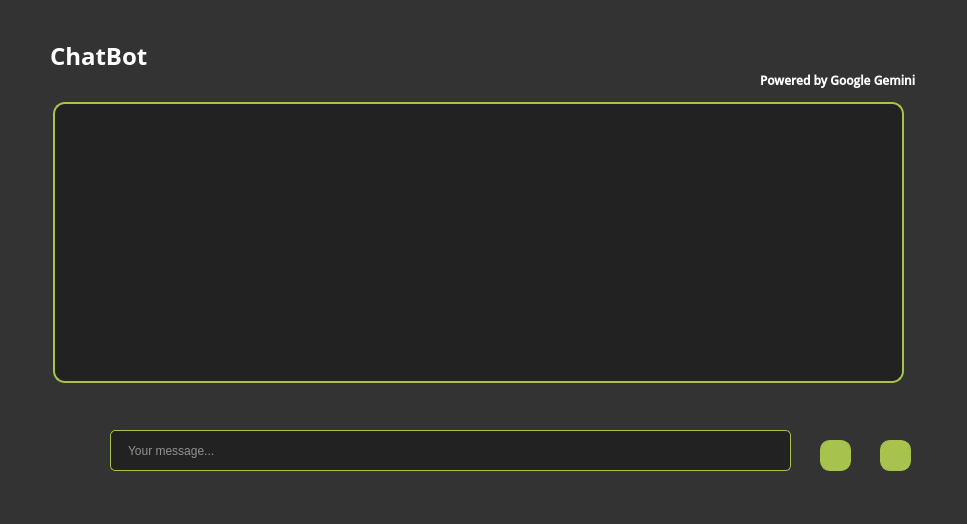
Old version of the form Ripple/chatbot.ui in the repository Rzouga01/Qt-Project.
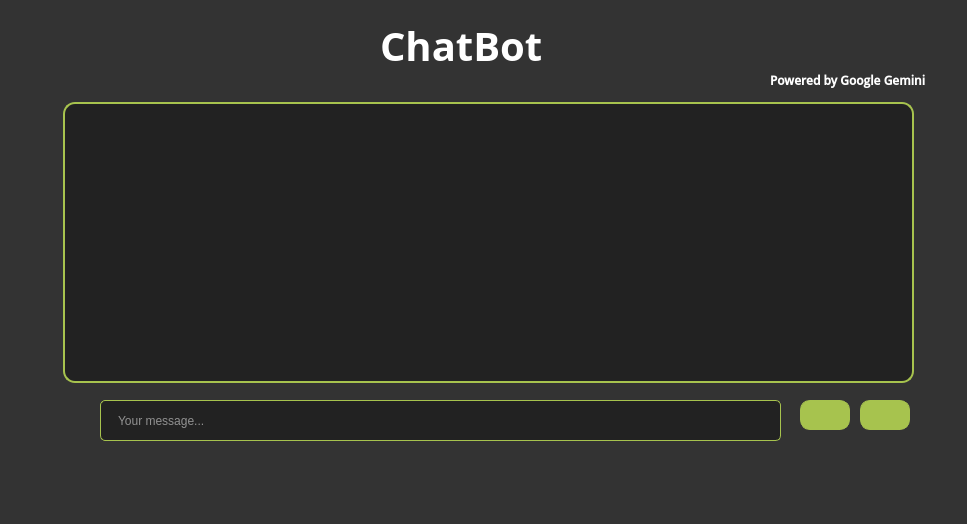
New version of the form. Icons and pictures are not drawn.

Commit message: chatbox is now a dialog

Diff of the .ui file:
```diff
--- a/Ripple/chatbot.ui
+++ b/Ripple/chatbot.ui
@@ -1,7 +1,7 @@
 <?xml version="1.0" encoding="UTF-8"?>
 <ui version="4.0">
- <class>window</class>
- <widget class="QWidget" name="window">
+ <class>Dialog</class>
+ <widget class="QDialog" name="Dialog">
   <property name="geometry">
    <rect>
     <x>0</x>
@@ -16,9 +16,9 @@
   <widget class="QWidget" name="chatbox" native="true">
    <property name="geometry">
     <rect>
-     <x>-10</x>
+     <x>0</x>
      <y>0</y>
-     <width>981</width>
+     <width>1011</width>
      <height>531</height>
     </rect>
    </property>
@@ -110,11 +110,6 @@
       <height>281</height>
      </rect>
     </property>
-    <property name="styleSheet">
-     <string notr="true">
-
-</string>
-    </property>
     <property name="readOnly">
      <bool>true</bool>
     </property>
@@ -122,8 +117,8 @@
    <widget class="QLineEdit" name="messageBar">
     <property name="geometry">
      <rect>
-      <x>120</x>
-      <y>430</y>
+      <x>100</x>
+      <y>400</y>
       <width>681</width>
       <height>41</height>
      </rect>
@@ -135,10 +130,10 @@
    <widget class="QPushButton" name="sendButton">
     <property name="geometry">
      <rect>
-      <x>890</x>
-      <y>440</y>
-      <width>31</width>
-      <height>31</height>
+      <x>860</x>
+      <y>400</y>
+      <width>50</width>
+      <height>30</height>
      </rect>
     </property>
     <property name="cursor">
@@ -177,10 +172,10 @@
    <widget class="QPushButton" name="voiceButton">
     <property name="geometry">
      <rect>
-      <x>830</x>
-      <y>440</y>
-      <width>31</width>
-      <height>31</height>
+      <x>800</x>
+      <y>400</y>
+      <width>50</width>
+      <height>30</height>
      </rect>
     </property>
     <property name="cursor">
@@ -203,16 +198,16 @@
    <widget class="QLabel" name="title">
     <property name="geometry">
      <rect>
-      <x>60</x>
-      <y>40</y>
-      <width>101</width>
-      <height>31</height>
+      <x>380</x>
+      <y>20</y>
+      <width>311</width>
+      <height>51</height>
      </rect>
     </property>
     <property name="font">
      <font>
       <family>Open Sans</family>
-      <pointsize>18</pointsize>
+      <pointsize>30</pointsize>
       <bold>true</bold>
      </font>
     </property>
```
Left out of the diff: 8 changed lines with no effect on the pictures. The commit also changes 40 other files.
